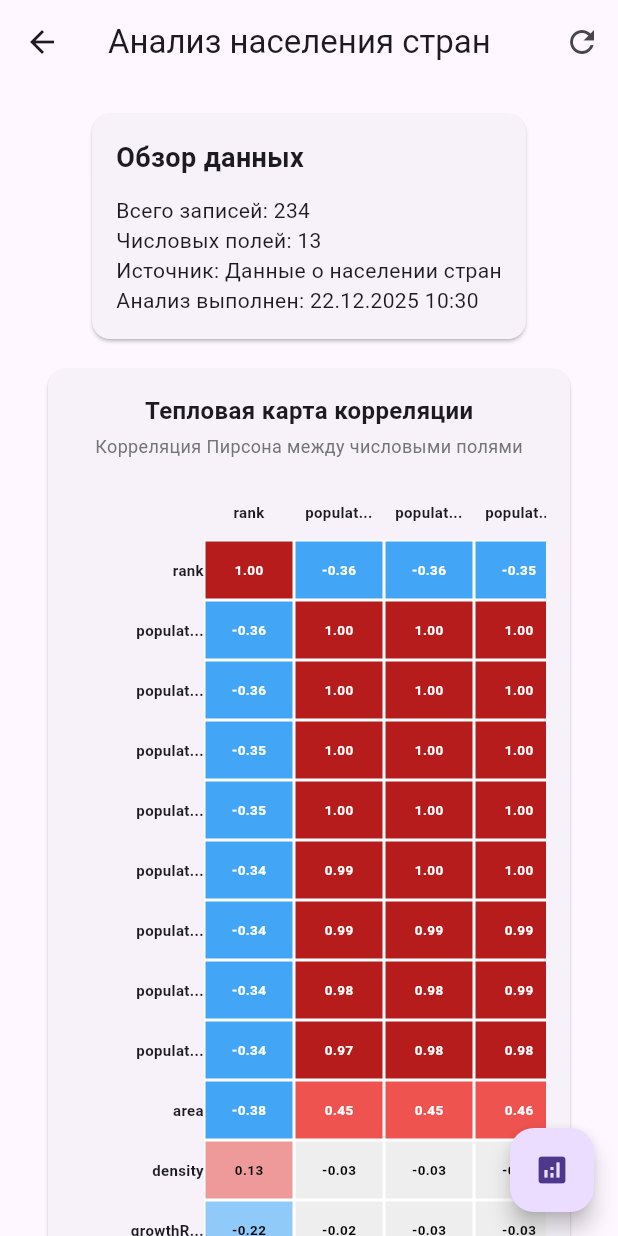
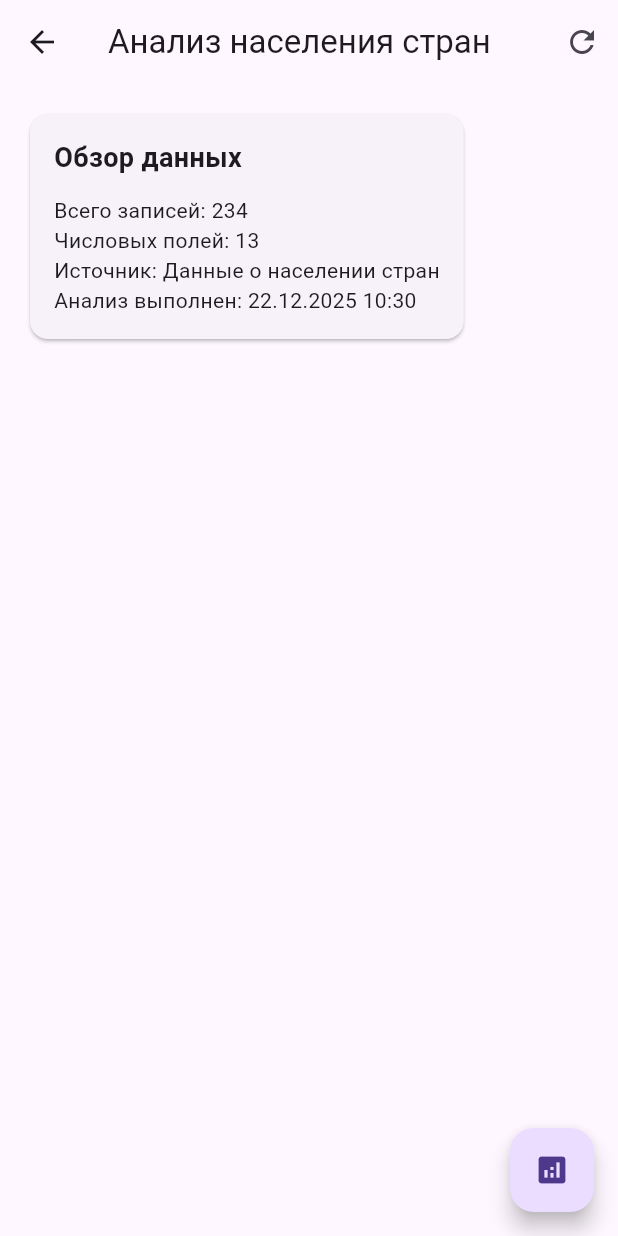
Before and after one commit to dankartmen/lab2_kc_house, a Flutter app: the screen it shows after launch, after a tap on "Анализ населения", on a phone screen of 412 x 824 dp. Run offline on Flutter 3.47's test engine with Material 3 defaults, Android fonts, the phone set to English and light mode, and no system bars; our stand-ins replace csv, fl_chart, flutter_bloc; project files that could hold a hidden picture were left out.

Commit message:
feat: добавлена возможность выбора виджетов, которые будут показаны на экране

```diff
--- a/lib/core/visualization/screens/analysis_screen.dart
+++ b/lib/core/visualization/screens/analysis_screen.dart
@@ -21,7 +21,6 @@ import '../charts/correlation_heatmap.dart';
 import '../../../features/box_plots/box_plot_config.dart';
 import '../../../features/box_plots/box_plot_widget.dart';
 import 'package:lab2_kc_house/features/credit_card/data/fraud_analysis_model.dart';
-
 
 // Новый класс для парсинга метрик из JSON
 class RegressionMetrics {
@@ -138,7 +137,7 @@ class ChartsData {
 /// Универсальный экран для анализа данных любого типа.
 /// Предоставляет стандартный интерфейс для загрузки, анализа и визуализации данных.
 /// {@endtemplate}
-class GenericAnalysisScreen<T extends DataModel> extends StatelessWidget {
+class GenericAnalysisScreen<T extends DataModel> extends StatefulWidget {
   /// BLoC для управления состоянием данных.
   final GenericBloc<T> bloc;
 
@@ -191,37 +190,146 @@ class GenericAnalysisScreen<T extends DataModel> extends StatelessWidget {
   });
 
   @override
+  State<GenericAnalysisScreen<T>> createState() => _GenericAnalysisScreenState<T>();
+}
+
+class _GenericAnalysisScreenState<T extends DataModel> extends State<GenericAnalysisScreen<T>> {
+  // Состояние для управления видимостью виджетов
+  final Map<String, bool> _visibleWidgets = {
+    'summary': true,  // Изначально только summary видим
+    'pair_plots': false,
+    'correlation_heatmap': false,
+    'histograms': false,
+    'box_plots': false,
+    'extra_analysis': false,
+    'regression_analysis': false,
+    'fraud_analysis': false,
+  };
+
+  @override
+  void initState() {
+    super.initState();
+    // Отключаем недоступные виджеты на основе конфигураций
+    if (widget.pairPlotConfig == null || widget.pairPlotTitle == null) {
+      _visibleWidgets.remove('pair_plots');
+    }
+    if (widget.histogramConfig == null || widget.histogramTitle == null) {
+      _visibleWidgets.remove('histograms');
+    }
+    if (widget.boxPlotConfig == null || widget.boxPlotTitle == null) {
+      _visibleWidgets.remove('box_plots');
+    }
+    if (widget.extraAnalysisWidget == null) {
+      _visibleWidgets.remove('extra_analysis');
+    }
+    if (T != HouseDataModel) {
+      _visibleWidgets.remove('regression_analysis');
+    }
+    if (widget.extraFraudAnalysisWidget == null || T != CreditCardFraudDataModel) {
+      _visibleWidgets.remove('fraud_analysis');
+    }
+  }
+
+  @override
   Widget build(BuildContext context) {
     // Инициируем загрузку данных при создании экрана
-    if (autoLoad) {
+    if (widget.autoLoad) {
       WidgetsBinding.instance.addPostFrameCallback((_) {
-        bloc.add(const LoadDataEvent());
+        widget.bloc.add(const LoadDataEvent());
         // Если это fraud-экран, автоматически загружаем анализ
-        if (extraFraudAnalysisWidget != null && bloc is CreditCardFraudBloc) {
-          bloc.add(const LoadFraudAnalysisEvent());
+        if (widget.extraFraudAnalysisWidget != null && widget.bloc is CreditCardFraudBloc) {
+          widget.bloc.add(const LoadFraudAnalysisEvent());
         }
       });
     }
 
     return BlocProvider.value(
-      value: bloc,
+      value: widget.bloc,
       child: Scaffold(
-        appBar: _buildAppBar(),
+        appBar: _buildAppBar(context),
         body: _buildBody(context),
-        floatingActionButton: _buildFloatingActionButton(),
+        floatingActionButton: _buildFloatingActionButton(context),
       ),
     );
   }
 
-  AppBar _buildAppBar() {
+  AppBar _buildAppBar(BuildContext context) {
     return AppBar(
-      title: Text(title),
+      title: Text(widget.title),
       actions: [
         IconButton(
           icon: const Icon(Icons.refresh),
-          onPressed: () => bloc.add(const LoadDataEvent()),
+          onPressed: () => widget.bloc.add(const LoadDataEvent()),
         ),
       ],
+    );
+  }
+
+  // Диалог для выбора виджетов
+  void _showWidgetSelectionDialog(BuildContext context) {
+    showDialog(
+      context: context,
+      builder: (BuildContext context) {
+        return StatefulBuilder(
+          builder: (context, setDialogState) {
+            return AlertDialog(
+              title: const Text('Выберите виджеты для показа'),
+              content: SingleChildScrollView(
+                child: Column(
+                  mainAxisSize: MainAxisSize.min,
+                  children: _visibleWidgets.entries.map((entry) {
+                    final String key = entry.key;
+                    final bool value = entry.value;
+                    String label = '';
+                    switch (key) {
+                      case 'summary':
+                        label = 'Обзор данных';
+                        break;
+                      case 'pair_plots':
+                        label = 'Парные диаграммы';
+                        break;
+                      case 'correlation_heatmap':
+                        label = 'Тепловая карта корреляции';
+                        break;
+                      case 'histograms':
+                        label = 'Гистограммы';
+                        break;
+                      case 'box_plots':
+                        label = 'Box Plots';
+                        break;
+                      case 'extra_analysis':
+                        label = 'Дополнительный анализ';
+                        break;
+                      case 'regression_analysis':
+                        label = 'Регрессионный анализ';
+                        break;
+                      case 'fraud_analysis':
+                        label = 'Анализ мошенничества';
+                        break;
+                    }
+                    return CheckboxListTile(
+                      title: Text(label),
+                      value: value,
+                      onChanged: (bool? newValue) {
+                        setDialogState(() {
+                          _visibleWidgets[key] = newValue ?? false;
+                        });
+                        setState(() {});  // Обновляем основной state экрана
+                      },
+                    );
+                  }).toList(),
+                ),
+              ),
+              actions: [
+                TextButton(
+                  onPressed: () => Navigator.of(context).pop(),
+                  child: const Text('OK'),
+                ),
+              ],
+            );
+          },
+        );
+      },
     );
   }
 
@@ -241,12 +349,13 @@ class GenericAnalysisScreen<T extends DataModel> extends StatelessWidget {
         final loadedState = state;
         List<Widget> children = [];
 
-        // Карточка с общим обзором данных
-        children.add(_buildDataSummary(loadedState));
+        // Условно добавляем виджеты на основе _visibleWidgets
+        if (_visibleWidgets['summary'] ?? false) {
+          children.add(_buildDataSummary(loadedState));
+          children.add(const SizedBox(height: 16));
+        }
 
-        const SizedBox(height: 16);
-
-        if (pairPlotConfig != null && pairPlotTitle != null) {
+        if (_visibleWidgets['pair_plots'] ?? false) {
           children.add(
             Card(
               child: Padding(
@@ -254,12 +363,12 @@ class GenericAnalysisScreen<T extends DataModel> extends StatelessWidget {
                 child: Column(
                   crossAxisAlignment: CrossAxisAlignment.start,
                   children: [
-                    Text(pairPlotTitle!,
+                    Text(widget.pairPlotTitle!,
                         style: const TextStyle(fontSize: 18, fontWeight: FontWeight.bold)),
                     const SizedBox(height: 16),
                     PairPlot(
                       data: state.data,
-                      config: pairPlotConfig!,
+                      config: widget.pairPlotConfig!,
                       title: 'Парные диаграммы',
                       style: const PairPlotStyle(
                         simplified: true,
@@ -274,15 +383,15 @@ class GenericAnalysisScreen<T extends DataModel> extends StatelessWidget {
           );
           children.add(const SizedBox(height: 16));
         }
-        // Тепловая карта корреляции
-        children.add(CorrelationHeatmap(
-          correlationMatrix: loadedState.correlationMatrix,
-        ));
 
-        const SizedBox(height: 16);
+        if (_visibleWidgets['correlation_heatmap'] ?? false) {
+          children.add(CorrelationHeatmap(
+            correlationMatrix: loadedState.correlationMatrix,
+          ));
+          children.add(const SizedBox(height: 16));
+        }
 
-        // Гистограммы, если конфиг предоставлен
-        if (histogramConfig != null && histogramTitle != null) {
+        if (_visibleWidgets['histograms'] ?? false) {
           children.add(
             Card(
               child: Padding(
@@ -290,9 +399,9 @@ class GenericAnalysisScreen<T extends DataModel> extends StatelessWidget {
                 child: Column(
                   crossAxisAlignment: CrossAxisAlignment.start,
                   children: [
-                    Text(histogramTitle!, style: const TextStyle(fontSize: 18, fontWeight: FontWeight.bold)),
+                    Text(widget.histogramTitle!, style: const TextStyle(fontSize: 18, fontWeight: FontWeight.bold)),
                     const SizedBox(height: 16),
-                    UniversalHistograms(data: state.data, config: histogramConfig!, title: title)
+                    UniversalHistograms(data: state.data, config: widget.histogramConfig!, title: widget.title)
                   ],
                 ),
               ),
@@ -301,8 +410,7 @@ class GenericAnalysisScreen<T extends DataModel> extends StatelessWidget {
           children.add(const SizedBox(height: 16));
         }
 
-        // Box plot, если конфиг предоставлен
-        if (boxPlotConfig != null && boxPlotTitle != null) {
+        if (_visibleWidgets['box_plots'] ?? false) {
           children.add(
             Card(
               child: Padding(
@@ -310,9 +418,9 @@ class GenericAnalysisScreen<T extends DataModel> extends StatelessWidget {
                 child: Column(
                   crossAxisAlignment: CrossAxisAlignment.start,
                   children: [
-                    Text(boxPlotTitle!, style: const TextStyle(fontSize: 18, fontWeight: FontWeight.bold)),
+                    Text(widget.boxPlotTitle!, style: const TextStyle(fontSize: 18, fontWeight: FontWeight.bold)),
                     const SizedBox(height: 16),
-                    UniversalBoxPlot(data: state.data, config: boxPlotConfig!, title: title)
+                    UniversalBoxPlot(data: state.data, config: widget.boxPlotConfig!, title: widget.title)
                   ],
                 ),
               ),
@@ -321,59 +429,19 @@ class GenericAnalysisScreen<T extends DataModel> extends StatelessWidget {
           children.add(const SizedBox(height: 16));
         }
 
-        // Дополнительный виджет анализа (общий)
-        if (extraAnalysisWidget != null) {
-          children.add(extraAnalysisWidget!);
+        if (_visibleWidgets['extra_analysis'] ?? false) {
+          children.add(widget.extraAnalysisWidget!);
           children.add(const SizedBox(height: 16));
         }
 
-        // Регрессионный анализ для house data (если метаданные содержат)
-        if (T == HouseDataModel && loadedState.metadata.containsKey('regression_analysis')) {
+        if (_visibleWidgets['regression_analysis'] ?? false && T == HouseDataModel && loadedState.metadata.containsKey('regression_analysis')) {
           children.add(_buildRegressionAnalysis(loadedState.metadata['regression_analysis']));
+          children.add(const SizedBox(height: 16));
         }
 
-        if (T == HeartAttackDataModel){
-          // final numericFields = [
-          //   'age',
-          //   'cholesterol',
-          //   'heartRate',
-          //   'exerciseHoursPerWeek',
-          //   'stressLevel',
-          //   'sedentaryHoursPerDay',
-          //   'income',
-          //   'bmi',
-          //   'triglycerides',
-          //   'physicalActivityDaysPerWeek',
-          //   'sleepHoursPerDay',
-          //   'heartAttackRisk',
-          // ];
-
-          // for (final field in numericFields){
-          //   final values = state.data.map((model) => model.getNumericValue(field)!).toList();
-          //   final stats = Stats(values);
-          //   debugPrint('Field: $field');
-          //   debugPrint('Min: ${stats.min}, Max: ${stats.max}, Mean: ${stats.mean}, Median: ${stats.median}, StdDev: ${stats.stdDev}');
-          //   // PDF typed to the package typedef to satisfy the exportHistogram signature
-          //   final ProbabilityDensity pdf = (num x) => truncatedNormalPdf(
-          //         x.toDouble(),
-          //         stats.min,
-          //         stats.max,
-          //         stats.mean,
-          //         stats.stdDev,
-          //       );
-
-          //   // Export histogram as string (default bins based on package logic)
-          //   final histogramString = values.exportHistogram(pdf: pdf);
-          //   debugPrint('Histogram for $field:\n$histogramString\n');
-
-          //   // Optionally, write to file
-          //   File('${field}_histogram.hist').writeAsString(histogramString);
-          // }
-        }
-        // Интеграция fraud-виджета (если предоставлен)
-        if (extraFraudAnalysisWidget != null && T == CreditCardFraudDataModel) {
+        if (_visibleWidgets['fraud_analysis'] ?? false && widget.extraFraudAnalysisWidget != null && T == CreditCardFraudDataModel) {
           children.add(const SizedBox(height: 20));
-          children.add(extraFraudAnalysisWidget!);
+          children.add(widget.extraFraudAnalysisWidget!);
         }
 
         return SingleChildScrollView(
@@ -403,9 +471,9 @@ class GenericAnalysisScreen<T extends DataModel> extends StatelessWidget {
     );
   }
 
-  FloatingActionButton _buildFloatingActionButton() {
+  FloatingActionButton _buildFloatingActionButton(BuildContext context) {
     return FloatingActionButton(
-      onPressed: () => bloc.add(AnalyzeDataEvent(fields: [])),
+      onPressed: () => _showWidgetSelectionDialog(context),
       child: const Icon(Icons.analytics),
     );
   }
```
